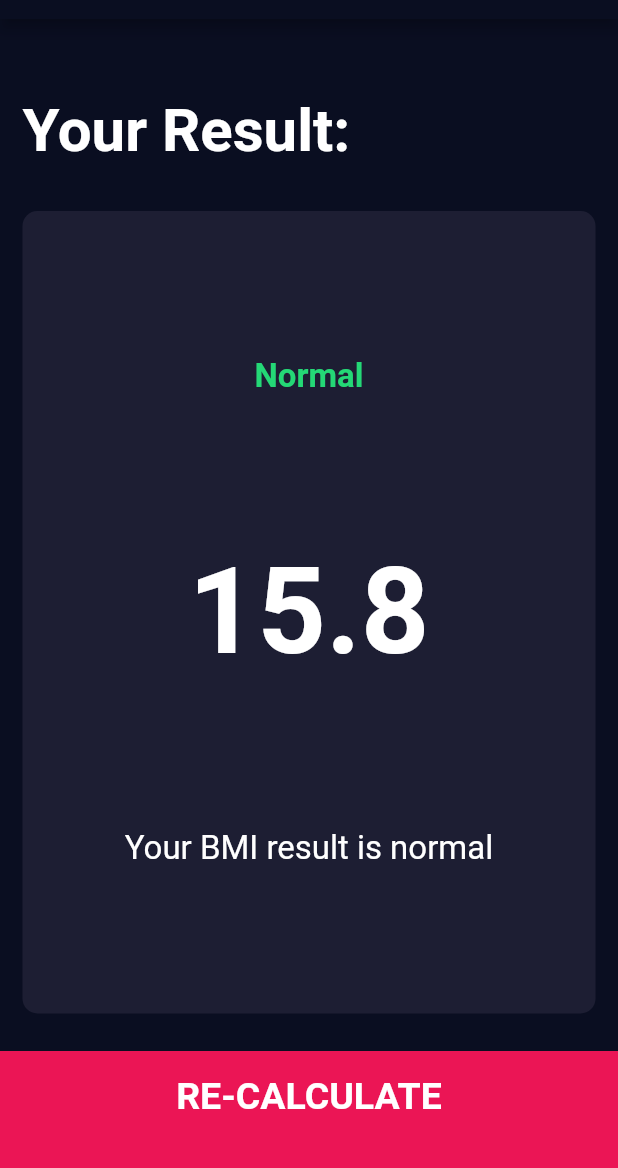
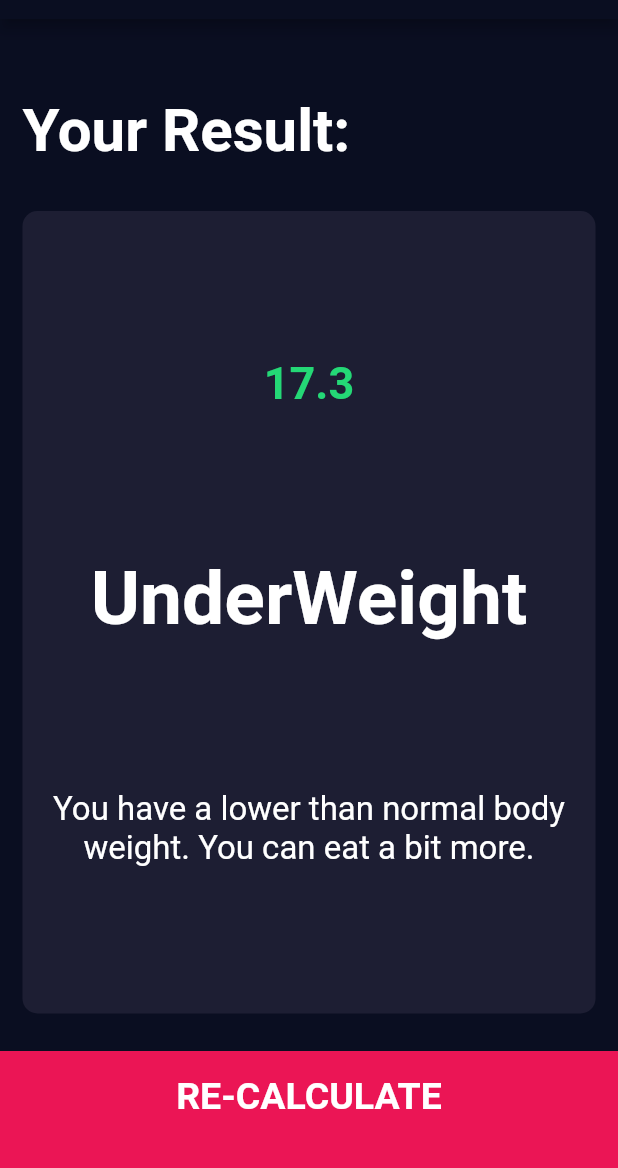
Before and after one commit to Himal-Thapa1/BMI_Calculator_htm_flutter, a Flutter app: the screen it shows after launch, after a tap on "CALCULATE", on a phone screen of 412 x 824 dp, the part 65-1233 px from its top. Run offline on Flutter 3.47's test engine with Material 2 defaults, Android fonts, the phone set to English and light mode, and no system bars; our stand-ins replace font_awesome_flutter.

Commit message:
I think everything works for now

```diff
--- a/lib/calculator_brain.dart
+++ b/lib/calculator_brain.dart
@@ -1,10 +1,12 @@
 import 'dart:math';
 class CalculatorBrain {
-  CalculatorBrain({required this.height,required this.weight});
+  CalculatorBrain({required this.height,required this.weight}){
+      _bmi = weight / pow(height / 100, 2);
+  }
   final int height;
   final int weight;
 
-  late double  _bmi;
+  double  _bmi=0;
   String calculateBMI() {
     double _bmi = weight/ pow(height/100, 2);
     return _bmi.toStringAsFixed(1);
--- a/lib/constants.dart
+++ b/lib/constants.dart
@@ -29,13 +29,13 @@ const kTitleTextStyle = TextStyle(
 );
 
 const kResultTextStyle = TextStyle(
-  fontSize: 22.0,
+  fontSize: 30.0,
   color: Color(0xFF24D876),
   fontWeight: FontWeight.bold,
 );
 
 const kBMITextStyle = TextStyle(
-  fontSize: 80,
+  fontSize: 50,
   fontWeight: FontWeight.bold,
 );
 
--- a/lib/input_page.dart
+++ b/lib/input_page.dart
@@ -6,6 +6,7 @@ import 'constants.dart';
 import 'roundIconButton.dart';
 import 'result_page.dart';
 import 'buttom_button.dart';
+import 'calculator_brain.dart';
 
 enum Gender { male, female, others }
 
@@ -230,10 +231,36 @@ class _InputPageState extends State<InputPage> {
               ],
             ),
           ),
-          BottomButton(buttonTitle: 'CALCULATE', onTap: (){
-            Navigator.push(context, MaterialPageRoute(builder: (context)=> ReultPage()));
-          },),
+          BottomButton(
+            buttonTitle: 'CALCULATE',
+            onTap: () {
+              CalculatorBrain calc =
+                  CalculatorBrain(height: height, weight: weight);
+
+              Navigator.push(
+                context,
+                MaterialPageRoute(
+                  builder: (context) => ResultPage(
+                        bmiResult: calc.calculateBMI(),
+                        bmiText: calc.getResult(),
+                        interpretation: calc.getInterpretation(),
+                      ),
+                ),
+              );
+            },
+          ),
         ],
+        //   BottomButton(buttonTitle: 'CALCULATE', onTap: (){
+        //     CalculatorBrain calc = CalculatorBrain(height: height, weight: weight);
+
+
+        //     Navigator.push(context, MaterialPageRoute(builder: (context)=> ReultPage(
+        //       bmiResult: calc.calculateBMI(),
+        //       resultText: calc.getResult(),
+        //       interpretation: calc.getInterpretation(),
+        //     )));
+        //   },),
+        // ],
       ),
     );
   }
--- a/lib/result_page.dart
+++ b/lib/result_page.dart
@@ -5,14 +5,13 @@ import 'package:flutter/material.dart';
 import 'result_page.dart';
 import 'calculator_brain.dart';
 
-class ReultPage extends StatelessWidget {
+class ResultPage extends StatelessWidget {
 
   ResultPage({required this.interpretation, required this.bmiResult, required this.bmiText});
   final String bmiResult;
   final String bmiText;
   final String interpretation;
 
-  const ReultPage({super.key});
 
   @override
   Widget build(BuildContext context) {
@@ -43,13 +42,14 @@ class ReultPage extends StatelessWidget {
                 crossAxisAlignment: CrossAxisAlignment.center,
                 children: [
                   Text(
-                    "Normal",
+                    bmiResult.toUpperCase(),
                     style: kResultTextStyle,
                   ),
-                  Text("15.8",
+                  Text(
+                    bmiText.toString(),
                   style: kBMITextStyle,),
                   Text(
-                    "Your BMI result is normal",
+                    interpretation,
                     textAlign: TextAlign.center,
                     style: kBodyTextStyle,
                   )
```
